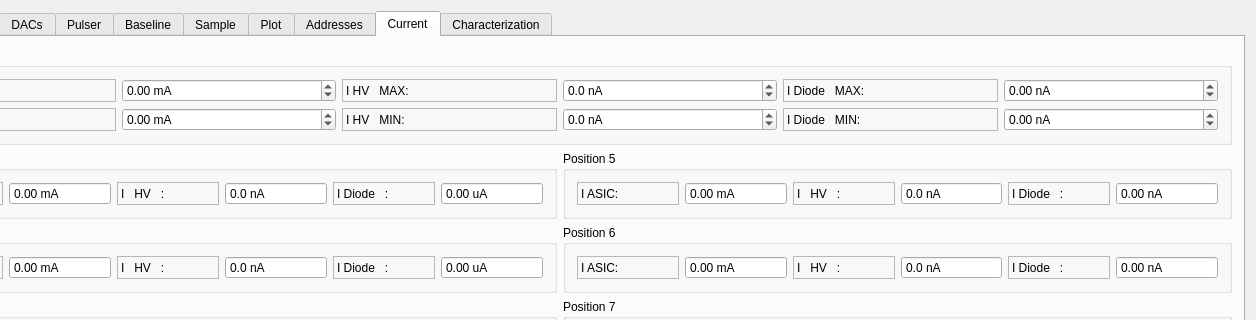
The window that mbspex/gui/qt/apfel/ApfelWidget.ui (gsi-ee/drivers) describes before a commit, drawn with Qt 5; both pictures show x 137 to 1393 and y 0 to 320 of the 1393 by 595 pixel window.
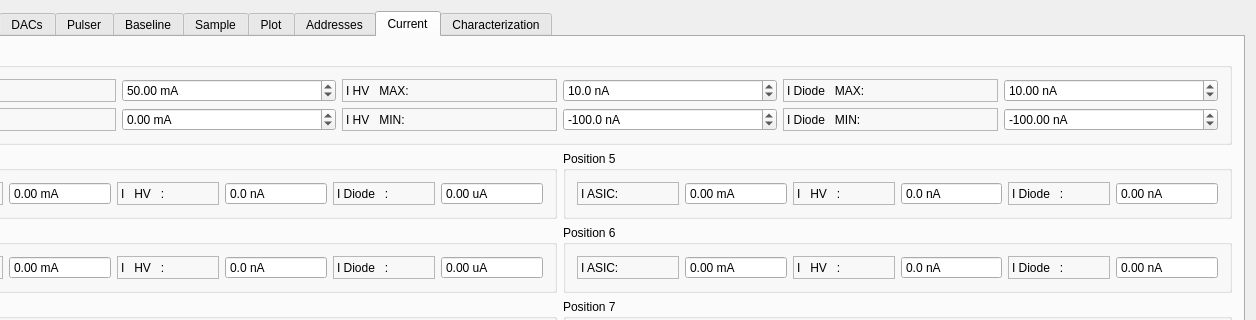
The same window after the commit. The open tabs and pages were chosen to show the change. Custom widgets are drawn as their Qt base class.

Commit message: apfel gui continued: change qrcode tab order set baseline 4000 before sampling

The edit to the form file:
```diff
--- a/mbspex/gui/qt/apfel/ApfelWidget.ui
+++ b/mbspex/gui/qt/apfel/ApfelWidget.ui
@@ -8078,6 +8078,9 @@
               <property name="maximum">
                <double>500.000000000000000</double>
               </property>
+              <property name="value">
+               <double>50.000000000000000</double>
+              </property>
              </widget>
             </item>
            </layout>
@@ -8115,11 +8118,14 @@
                <number>1</number>
               </property>
               <property name="minimum">
-               <double>-10.000000000000000</double>
+               <double>-1000.000000000000000</double>
               </property>
               <property name="maximum">
                <double>1000.000000000000000</double>
               </property>
+              <property name="value">
+               <double>10.000000000000000</double>
+              </property>
              </widget>
             </item>
            </layout>
@@ -8154,11 +8160,14 @@
                <string> nA</string>
               </property>
               <property name="minimum">
-               <double>-1.000000000000000</double>
+               <double>-5000.000000000000000</double>
               </property>
               <property name="maximum">
                <double>5000.000000000000000</double>
               </property>
+              <property name="value">
+               <double>10.000000000000000</double>
+              </property>
              </widget>
             </item>
            </layout>
@@ -8235,11 +8244,14 @@
                <number>1</number>
               </property>
               <property name="minimum">
-               <double>-200.000000000000000</double>
+               <double>-1000.000000000000000</double>
               </property>
               <property name="maximum">
                <double>1000.000000000000000</double>
               </property>
+              <property name="value">
+               <double>-100.000000000000000</double>
+              </property>
              </widget>
             </item>
            </layout>
@@ -8274,11 +8286,14 @@
                <string> nA</string>
               </property>
               <property name="minimum">
-               <double>-500.000000000000000</double>
+               <double>-5000.000000000000000</double>
               </property>
               <property name="maximum">
                <double>5000.000000000000000</double>
               </property>
+              <property name="value">
+               <double>-100.000000000000000</double>
+              </property>
              </widget>
             </item>
            </layout>
```
Left out of the diff: 491 changed lines with no effect on the pictures. The commit also changes 4 other files.
